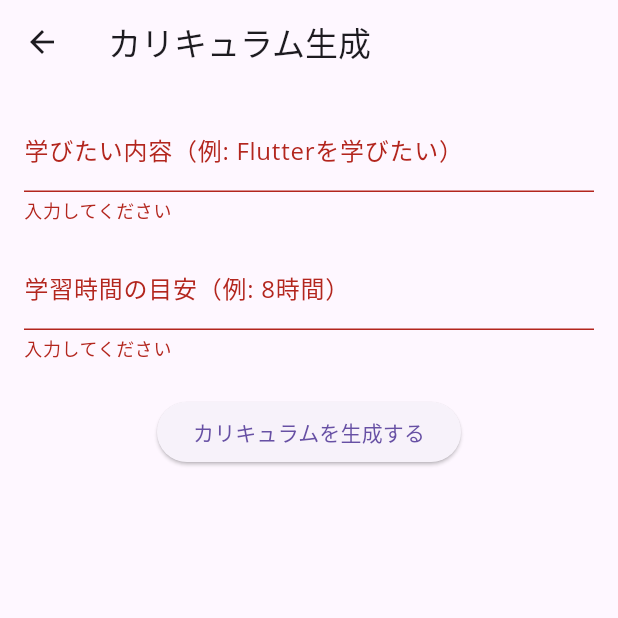
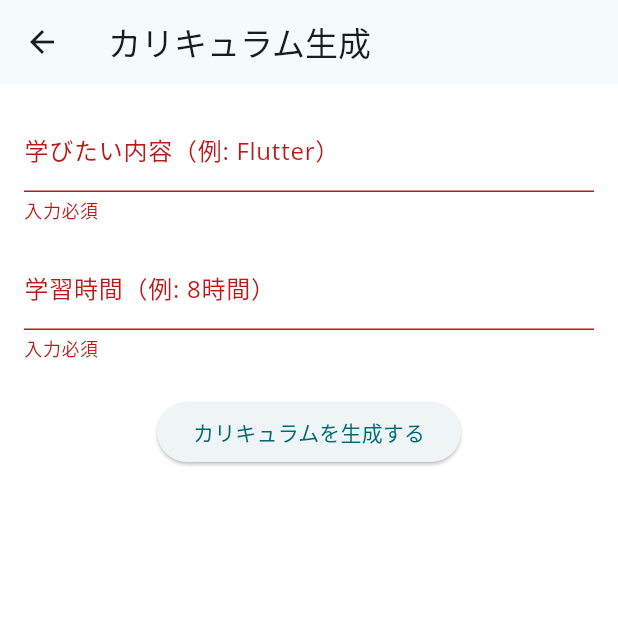
Before and after one commit to yuki731/curriculum_maker, a Flutter app: the CurriculumInputPage screen opened directly, after a tap on "カリキュラムを生成する", on a phone screen of 412 x 824 dp, the top half of it. Run offline on Flutter 3.47's test engine with Material 3 defaults, Android fonts, the phone set to English and light mode, and no system bars; our stand-ins replace flutter_markdown, flutter_rating_bar, google_fonts, lottie, shared_preferences, youtube_player_iframe; accounts and stored records are empty.

Commit message:
created feedback system

```diff
--- a/curriculum_maker_app/lib/pages/curriculum_make_page.dart
+++ b/curriculum_maker_app/lib/pages/curriculum_make_page.dart
@@ -1,5 +1,8 @@
 import 'package:flutter/material.dart';
+import 'package:lottie/lottie.dart';
 import '../services/auth_service.dart';
+import 'curriculum_detail_page.dart';
+
 
 class CurriculumInputPage extends StatefulWidget {
   const CurriculumInputPage({super.key});
@@ -27,6 +30,13 @@
     try {
       final result = await AuthService.createCurriculums(message, period);
       setState(() => _curriculums = result);
+      if (!mounted) return;
+      // await Navigator.push(
+      //   context,
+      //   MaterialPageRoute(
+      //     builder: (_) => CurriculumInfoPage(curriculums: result),
+      //   ),
+      // );
     } catch (e) {
       ScaffoldMessenger.of(context).showSnackBar(
         SnackBar(content: Text('エラーが発生しました: $e')),
@@ -47,60 +57,68 @@
   Widget build(BuildContext context) {
     return Scaffold(
       appBar: AppBar(title: const Text('カリキュラム生成')),
-      body: Padding(
-        padding: const EdgeInsets.all(16.0),
-        child: _loading
-            ? const Center(child: CircularProgressIndicator())
-            : Column(
+      body: Stack(                                    // ← ここを Stack に
         children: [
-                  Form(
+          Padding(                                    // フォーム本体
+            padding: const EdgeInsets.all(16),
+            child: Form(
               key: _formKey,
               child: Column(
                 children: [
                   TextFormField(
                     controller: _messageController,
                     decoration: const InputDecoration(
-                            labelText: '学びたい内容（例: Flutterを学びたい）',
+                      labelText: '学びたい内容（例: Flutter）',
                     ),
-                          validator: (value) =>
-                              value == null || value.isEmpty ? '入力してください' : null,
+                    validator: (v) =>
+                        v == null || v.isEmpty ? '入力必須' : null,
                   ),
                   const SizedBox(height: 16),
                   TextFormField(
                     controller: _periodController,
                     decoration: const InputDecoration(
-                            labelText: '学習時間の目安（例: 8時間）',
+                      labelText: '学習時間（例: 8時間）',
                     ),
-                          validator: (value) =>
-                              value == null || value.isEmpty ? '入力してください' : null,
+                    validator: (v) =>
+                        v == null || v.isEmpty ? '入力必須' : null,
                   ),
                   const SizedBox(height: 24),
                   ElevatedButton(
-                          onPressed: _submit,
+                    onPressed: _loading ? null : _submit, // 多重送信防止
                     child: const Text('カリキュラムを生成する'),
                   ),
                 ],
               ),
             ),
-                  const SizedBox(height: 24),
-                  if (_curriculums != null)
-                    Expanded(
-                      child: ListView.builder(
-                        itemCount: _curriculums!.length,
-                        itemBuilder: (context, index) {
-                          final item = _curriculums![index];
-                          return Card(
-                            child: ListTile(
-                              title: Text(item['title'] ?? 'No Title'),
-                              subtitle: Text(item['content'] ?? ''),
           ),
-                          );
-                        },
+
+          // ④ ローディングレイヤー（_loading が true の間だけ表示）
+          if (_loading)
+            Positioned.fill(
+              child: Container(
+                color: Colors.black45,                // 半透明オーバーレイ
+                child: Center(
+                  child: Column(
+                    mainAxisSize: MainAxisSize.min,
+                    children: [
+                      Lottie.asset(
+                        'assets/loading.json',
+                        width: 150,
+                        height: 150,
+                        repeat: true,
+                      ),
+                      const SizedBox(height: 12),
+                      const Text(
+                        'AI がカリキュラムを生成しています…',
+                        style: TextStyle(color: Colors.white),
+                      ),
+                    ],
+                  ),
+                ),
               ),
             ),
         ],
       ),
-      ),
     );
   }
 }
--- a/curriculum_maker_app/lib/services/auth_service.dart
+++ b/curriculum_maker_app/lib/services/auth_service.dart
@@ -195,7 +195,7 @@
   return await _doRequest(accessToken);
 }
 
-static Future<List<Map<String, dynamic>>> updateMovieStatus(int curriculumId, int movieId, bool status) async {
+static Future<List<Map<String, dynamic>>> updateMovieStatus(int curriculumId, int movieId, bool status, double rating) async {
   final tokens = await TokenStorage.getTokens();
   String? accessToken = tokens['access'];
   final refreshToken = tokens['refresh'];
@@ -207,7 +207,7 @@
         'Authorization': 'Bearer $accessToken',
         'Content-Type': 'application/json',
       },
-      body: jsonEncode({'curriculum_id': curriculumId, 'movie_id': movieId, 'status': status}),
+      body: jsonEncode({'curriculum_id': curriculumId, 'movie_id': movieId, 'status': status, 'rating': rating}),
     );
     if (response.statusCode == 200 || response.statusCode == 204) {
       // 成功時は何らかのリストを返す（空でも良い）
--- a/curriculum_maker_app/pubspec.yaml
+++ b/curriculum_maker_app/pubspec.yaml
@@ -35,6 +35,9 @@
   shared_preferences: ^2.2.2
   google_fonts: ^6.1.0
   youtube_player_iframe: ^5.2.1
+  lottie: ^2.6.0
+  flutter_rating_bar: ^4.0.1
+  flutter_markdown: ^0.6.18
 
   # The following adds the Cupertino Icons font to your application.
   # Use with the CupertinoIcons class for iOS style icons.
--- a/requirements.txt
+++ b/requirements.txt
@@ -3,3 +3,9 @@
 djangorestframework==3.15.2
 python-dotenv==1.0.1
 djangorestframework-simplejwt==5.5.0
+
+langchain==0.3.25
+langchain-chroma==0.2.4
+langchain-google-vertexai==2.0.24
+google-cloud-aiplatform==1.95.1
+google-api-python-client==2.171.0
```
Also changed, not shown: curriculum_maker_app/lib/main.dart (+7 -3 lines), curriculum_maker_app/lib/pages/curriculum_detail_page.dart (+42 -0 lines), curriculum_maker_app/lib/pages/curriculum_info_page.dart (added, +26 -0 lines), curriculum_maker_app/pubspec.lock, 5 other files. Lines whose indentation alone changed are shown as unchanged.
